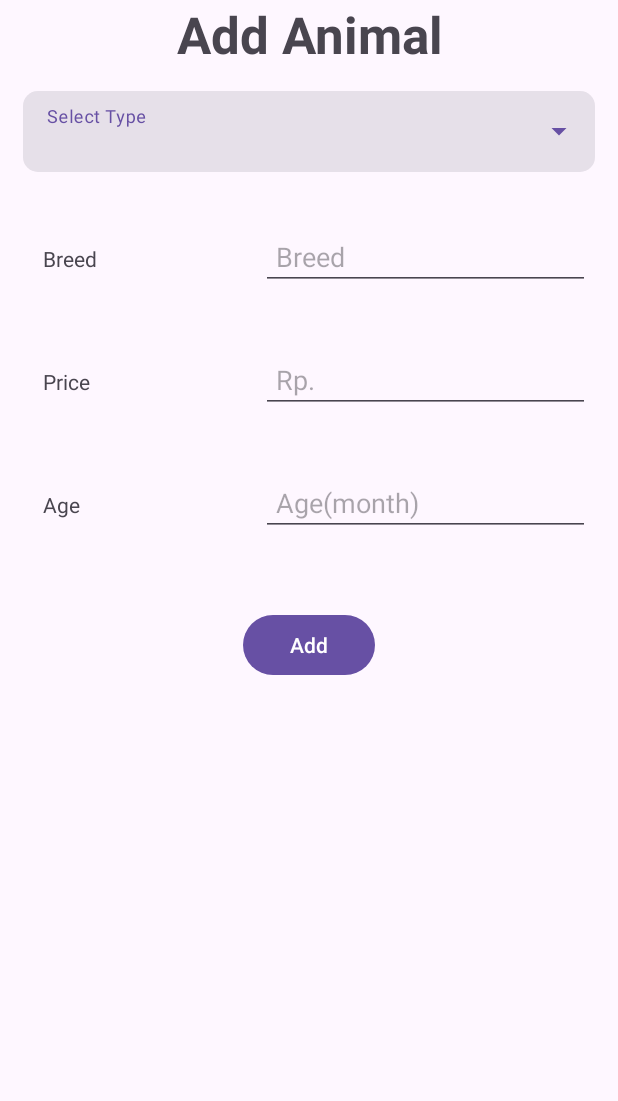
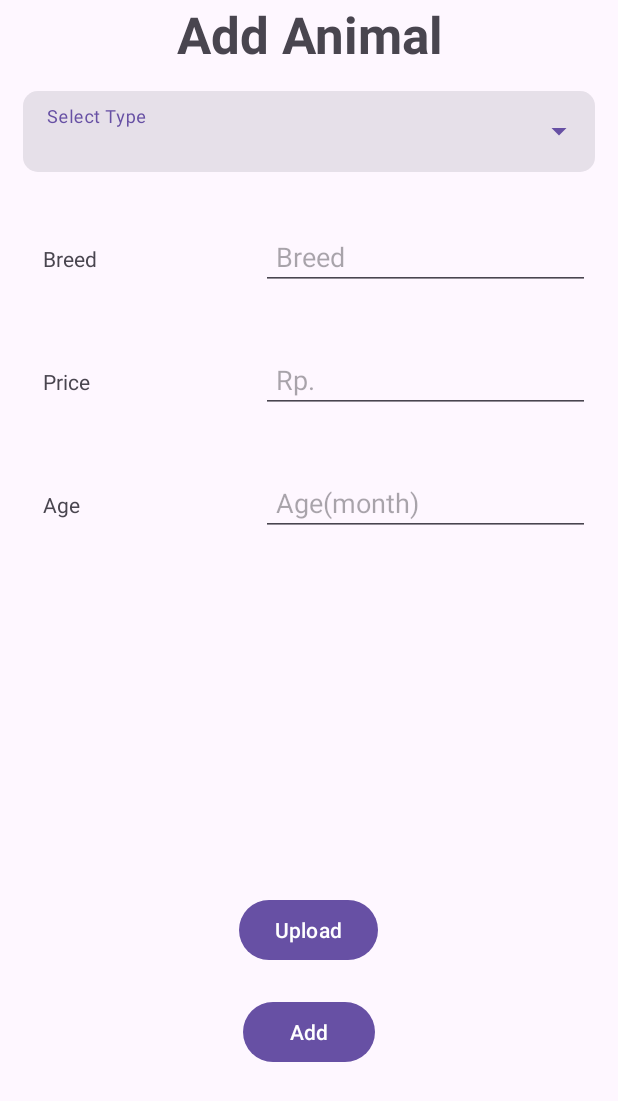
Before and after one commit to mhabib04/ProjectUAS-Petshop, an Android app: the AddPetActivity screen opened directly, with no data from a screen before it, on a phone screen of 412 x 824 dp. Shown: the top 1101 px of the screen. Run offline under Robolectric (Android 15) with nearby library versions, the phone set to English and light mode, and no system bars; pictures from the network do not load.

Commit message:
Innitial commmit

```diff
--- a/app/src/main/AndroidManifest.xml
+++ b/app/src/main/AndroidManifest.xml
@@ -3,6 +3,10 @@
     xmlns:tools="http://schemas.android.com/tools">
 
     <uses-permission android:name="android.permission.INTERNET" />
+    <uses-permission android:name="android.permission.READ_EXTERNAL_STORAGE"/>
+    <uses-permission android:name="android.permission.WRITE_EXTERNAL_STORAGE"/>
+    <uses-permission android:name="android.permission.CAMERA"
+        tools:ignore="PermissionImpliesUnsupportedChromeOsHardware" />
 
     <application
         android:allowBackup="true"
--- a/app/src/main/java/com/example/projectuas_petshop/api/ApiClient.java
+++ b/app/src/main/java/com/example/projectuas_petshop/api/ApiClient.java
@@ -6,8 +6,8 @@ import retrofit2.converter.gson.GsonConverterFactory;
 public class ApiClient {
 
     //Bikin database dan hosting domain nya
-     private static final String BASE_URL = "https://bibsky.my.id/projectUAS-petshop/";
-    //private static final String BASE_URL = "http://10.0.30.110/projectUAS-petshop/";
+    private static final String BASE_URL = "https://bibsky.my.id/projectUAS-petshop/";
+    //private static final String BASE_URL = "http://192.168.18.215/projectUAS-petshop/";
 
     private static Retrofit retrofit;
 
--- a/app/src/main/java/com/example/projectuas_petshop/api/ApiInterface.java
+++ b/app/src/main/java/com/example/projectuas_petshop/api/ApiInterface.java
@@ -9,11 +9,15 @@ import com.example.projectuas_petshop.model.select.selectPet.PetSelect;
 import com.example.projectuas_petshop.model.login.Login;
 import com.example.projectuas_petshop.model.register.Register;
 
+import okhttp3.MultipartBody;
+import okhttp3.RequestBody;
 import retrofit2.Call;
 import retrofit2.http.Field;
 import retrofit2.http.FormUrlEncoded;
 import retrofit2.http.GET;
+import retrofit2.http.Multipart;
 import retrofit2.http.POST;
+import retrofit2.http.Part;
 
 public interface ApiInterface {
 
@@ -38,13 +42,14 @@ public interface ApiInterface {
     @GET("selectFood.php")
     Call<FoodSelect> getFoodData();
 
-    @FormUrlEncoded
+    @Multipart
     @POST("insertPet.php")
     Call<PetInsert> insertPetResponse(
-            @Field("type") String type,
-            @Field("breed") String breed,
-            @Field("price") int price,
-            @Field("age") int age
+            @Part("type") RequestBody type,
+            @Part("breed") RequestBody breed,
+            @Part("price") RequestBody price,
+            @Part("age") RequestBody age,
+            @Part MultipartBody.Part image
     );
     @FormUrlEncoded
     @POST("insertFood.php")
--- a/app/src/main/java/com/example/projectuas_petshop/ui/SplashScreenActivity.java
+++ b/app/src/main/java/com/example/projectuas_petshop/ui/SplashScreenActivity.java
@@ -36,7 +36,7 @@ public class SplashScreenActivity extends AppCompatActivity {
                     startActivity(intent);
                     finish();
                 } else if ("user".equals(role)) {
-                    Intent intent = new Intent(SplashScreenActivity.this, UserActivity.class);
+                    Intent intent = new Intent(SplashScreenActivity.this, MainActivity.class);
                     startActivity(intent);
                     finish();
                 } else if(!sessionManager.isLoggedIn()){
--- a/app/src/main/java/com/example/projectuas_petshop/ui/admin/pet/ListPetAdminActivity.java
+++ b/app/src/main/java/com/example/projectuas_petshop/ui/admin/pet/ListPetAdminActivity.java
@@ -94,11 +94,13 @@ public class ListPetAdminActivity extends AppCompatActivity {
     }
 
     public void loadData() {
+        binding.progressBar.setVisibility(View.VISIBLE);
         apiInterface = ApiClient.getClient().create(ApiInterface.class);
         Call<PetSelect> call = apiInterface.getPetData();
         call.enqueue(new Callback<PetSelect>() {
             @Override
             public void onResponse(Call<PetSelect> call, Response<PetSelect> response) {
+                binding.progressBar.setVisibility(View.GONE);
                 if (response.isSuccessful() && response.body() != null) {
                     PetSelect petSelect = response.body();
                     List<PetDataSelect> dataList = petSelect.getData();
@@ -126,6 +128,7 @@ public class ListPetAdminActivity extends AppCompatActivity {
 
             @Override
             public void onFailure(Call<PetSelect> call, Throwable t) {
+                binding.progressBar.setVisibility(View.GONE);
                 Toast.makeText(ListPetAdminActivity.this, t.getLocalizedMessage(), Toast.LENGTH_SHORT).show();
             }
         });
--- a/app/src/main/res/layout/activity_add_pet.xml
+++ b/app/src/main/res/layout/activity_add_pet.xml
@@ -6,7 +6,7 @@
     android:layout_width="match_parent"
     android:layout_height="match_parent"
     android:orientation="vertical"
-    tools:context=".ui.admin.petSelect.AddPetActivity">
+    tools:context=".ui.admin.pet.AddPetActivity">
 
     <TextView
         android:text="Add Animal"
@@ -118,12 +118,26 @@
 
     </LinearLayout>
 
+    <ImageView
+        android:id="@+id/imgUploadPet"
+        android:layout_gravity="center"
+        android:layout_width="250dp"
+        android:layout_height="200dp"/>
+
+    <Button
+        android:id="@+id/btnUpload"
+        android:layout_width="wrap_content"
+        android:layout_height="wrap_content"
+        android:layout_gravity="center"
+        android:layout_marginTop="20dp"
+        android:text="Upload" />
+
     <Button
         android:id="@+id/btnAdd"
         android:layout_width="wrap_content"
         android:layout_height="wrap_content"
-        android:layout_marginTop="30dp"
         android:layout_gravity="center"
-        android:text="Add"/>
+        android:layout_marginTop="20dp"
+        android:text="Add" />
 
 </LinearLayout>
--- a/app/src/main/res/xml/network_security_config.xml
+++ b/app/src/main/res/xml/network_security_config.xml
@@ -1,6 +1,6 @@
 <?xml version="1.0" encoding="utf-8"?>
 <network-security-config>
     <domain-config cleartextTrafficPermitted="true">
-        <domain includeSubdomains="true">10.0.30.110</domain>
+        <domain includeSubdomains="true">192.168.18.215</domain>
     </domain-config>
 </network-security-config>
```
Also changed, not shown: app/src/main/java/com/example/projectuas_petshop/model/adapter/AdapterListPetAdmin.java (+6 -9 lines), app/src/main/java/com/example/projectuas_petshop/model/insert/insertPet/PetDataInsert.java (+11 -0 lines), app/src/main/java/com/example/projectuas_petshop/model/select/selectPet/PetDataSelect.java (+10 -0 lines), app/src/main/java/com/example/projectuas_petshop/ui/admin/pet/AddPetActivity.java (+47 -5 lines), app/src/main/java/com/example/projectuas_petshop/ui/admin/pet/FileUtils.java (added, +23 -0 lines), app/src/main/res/layout/activity_list_pet_admin.xml (+9 -1 lines).
